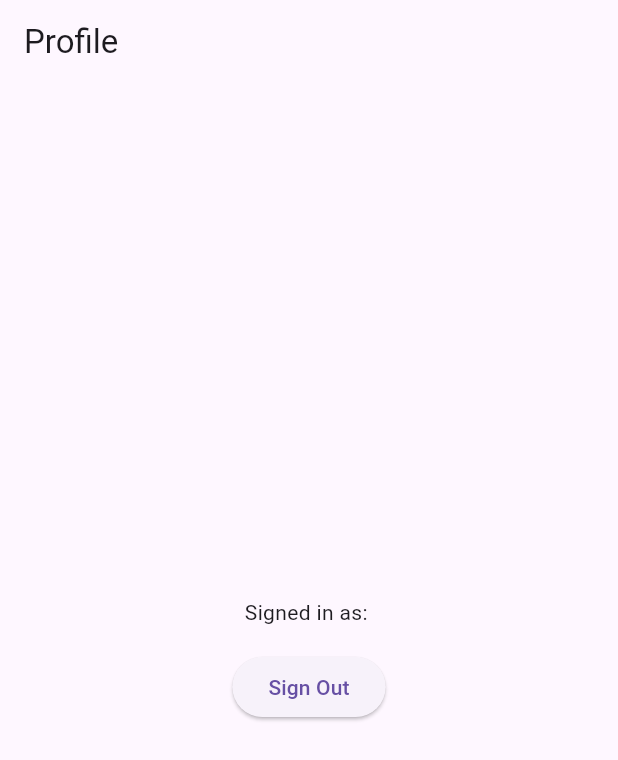
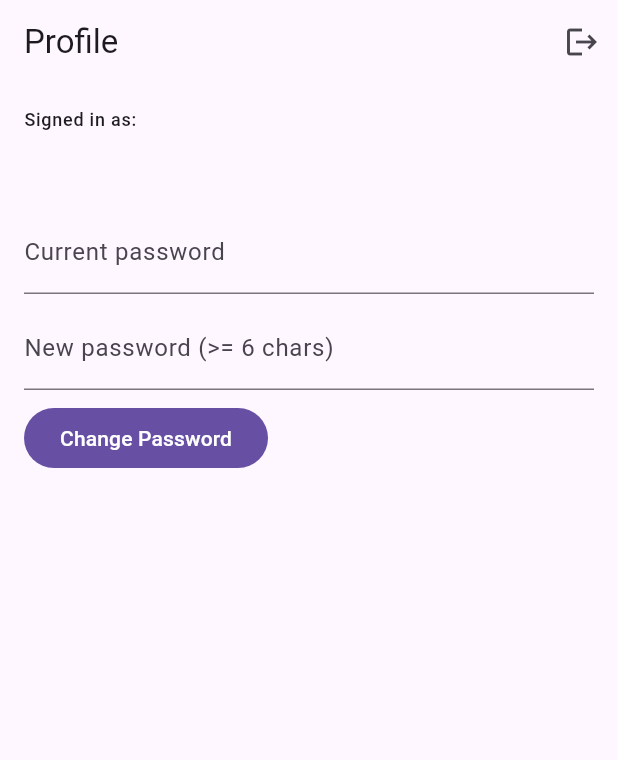
Before and after one commit to aftonjulene/inclass16, a Flutter app: the screen it shows once a user with an empty profile is signed in, on a phone screen of 412 x 824 dp. Shown: the top 760 px of the screen. Run offline on Flutter 3.47's test engine with Material 3 defaults, Android fonts, the phone set to English and light mode, and no system bars; our stand-ins replace firebase_auth, firebase_core; accounts and stored records are empty.

Commit message:
updated profile screen

```diff
--- a/lib/main.dart
+++ b/lib/main.dart
@@ -175,24 +175,118 @@ class _SignInRegisterScreenState extends State<SignInRegisterScreen> {
   }
 }
 
-class ProfileScreen extends StatelessWidget {
+class ProfileScreen extends StatefulWidget {
   const ProfileScreen({super.key});
+  @override
+  State<ProfileScreen> createState() => _ProfileScreenState();
+}
+
+class _ProfileScreenState extends State<ProfileScreen> {
+  final _auth = AuthService();
+  final _currentPassword = TextEditingController();
+  final _newPassword = TextEditingController();
+  String? _feedback;
+
+  @override
+  void dispose() {
+    _currentPassword.dispose();
+    _newPassword.dispose();
+    super.dispose();
+  }
+
+  Future<void> _doChangePassword() async {
+    setState(() => _feedback = null);
+    final user = FirebaseAuth.instance.currentUser;
+    if (user == null) {
+      setState(() => _feedback = 'Not signed in');
+      return;
+    }
+    try {
+      final email = user.email;
+      if (email == null ||
+          _currentPassword.text.isEmpty ||
+          _newPassword.text.isEmpty) {
+        setState(() => _feedback = 'Enter current and new password');
+        return;
+      }
+      final cred = EmailAuthProvider.credential(
+        email: email,
+        password: _currentPassword.text,
+      );
+      await user.reauthenticateWithCredential(cred);
+      await user.updatePassword(_newPassword.text);
+      await FirebaseAuth.instance.signOut();
+      setState(() => _feedback = 'Password updated. Sign in again.');
+      _currentPassword.clear();
+      _newPassword.clear();
+    } on FirebaseAuthException catch (e) {
+      setState(() => _feedback = e.message ?? e.code);
+    } catch (e) {
+      setState(() => _feedback = e.toString());
+    }
+  }
 
   @override
   Widget build(BuildContext context) {
-    final user = FirebaseAuth.instance.currentUser!;
+    final user = FirebaseAuth.instance.currentUser;
     return Scaffold(
-      appBar: AppBar(title: const Text('Profile')),
-      body: Center(
+      appBar: AppBar(
+        title: const Text('Profile'),
+        actions: [
+          IconButton(
+            onPressed: () async {
+              await _auth.signOut();
+            },
+            icon: const Icon(Icons.logout),
+            tooltip: 'Logout',
+          ),
+        ],
+      ),
+      body: Padding(
+        padding: const EdgeInsets.all(16),
         child: Column(
-          mainAxisAlignment: MainAxisAlignment.center,
+          crossAxisAlignment: CrossAxisAlignment.start,
           children: [
-            Text('Signed in as: ${user.email}'),
-            const SizedBox(height: 16),
-            ElevatedButton(
-              onPressed: () => AuthService().signOut(),
-              child: const Text('Sign Out'),
+            Text(
+              'Signed in as:',
+              style: Theme.of(context).textTheme.labelMedium,
             ),
+            const SizedBox(height: 4),
+            Text(
+              user?.email ?? '(no email)',
+              style: Theme.of(context).textTheme.titleMedium,
+            ),
+            const SizedBox(height: 24),
+            TextField(
+              controller: _currentPassword,
+              obscureText: true,
+              decoration: const InputDecoration(labelText: 'Current password'),
+            ),
+            const SizedBox(height: 8),
+            TextField(
+              controller: _newPassword,
+              obscureText: true,
+              decoration: const InputDecoration(
+                labelText: 'New password (>= 6 chars)',
+              ),
+            ),
+            const SizedBox(height: 8),
+            FilledButton(
+              onPressed: _doChangePassword,
+              child: const Text('Change Password'),
+            ),
+            if (_feedback != null)
+              Padding(
+                padding: const EdgeInsets.only(top: 8),
+                child: Text(
+                  _feedback!,
+                  style: TextStyle(
+                    color: _feedback == 'Password updated. Sign in again.'
+                        ? Colors.green
+                        : Colors.red,
+                  ),
+                ),
+              ),
           ],
         ),
       ),
```
